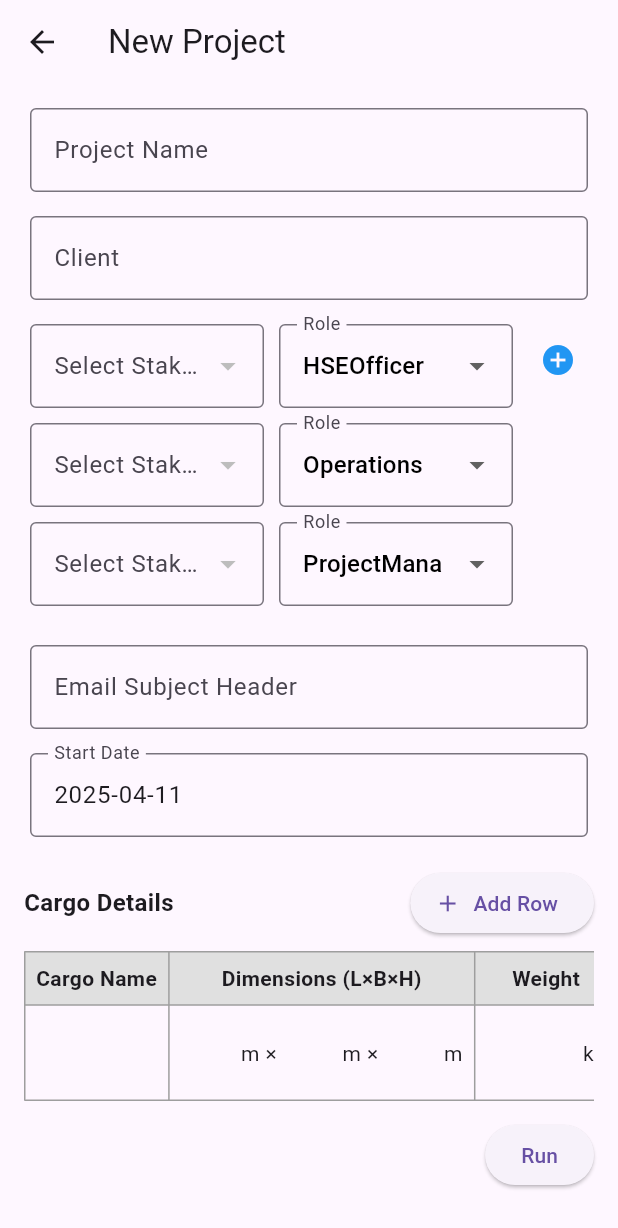
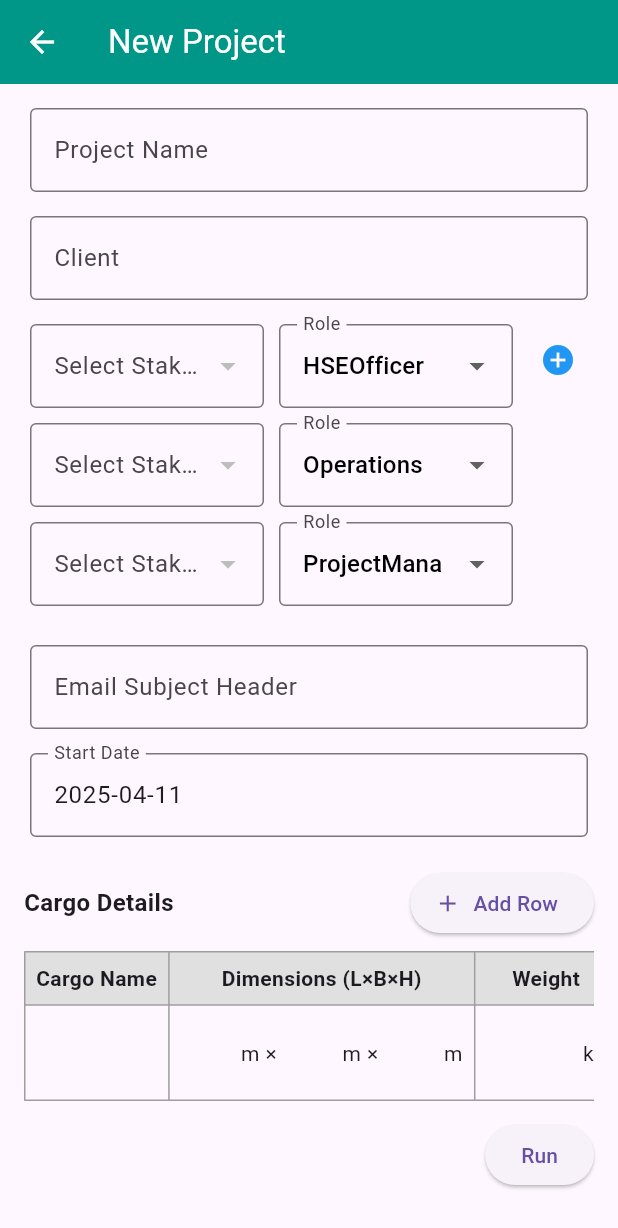
Before and after one commit to Capstone-SUTD/Mobile, a Flutter app: the ProjectScreen screen opened directly, on a phone screen of 412 x 824 dp. Shown: the top 1228 px of the screen. Run offline on Flutter 3.47's test engine with Material 3 defaults, Android fonts, the phone set to English and light mode, and no system bars; our stand-ins replace dio, file_picker, flutter_typeahead, open_file, shared_preferences; accounts and stored records are empty; network calls fail.

Commit message:
aesthetics project form

```diff
--- a/capstone_app/lib/web_screens/project_screen.dart
+++ b/capstone_app/lib/web_screens/project_screen.dart
@@ -400,6 +400,8 @@ class _ProjectScreenState extends State<ProjectScreen> {
     return Scaffold(
       appBar: AppBar(
         title: Text(isNewProject ? "New Project" : _project!.projectName),
+        backgroundColor: Colors.teal,
+        foregroundColor: Colors.white,
         leading: IconButton(
           icon: const Icon(Icons.arrow_back),
           onPressed: () {
```
